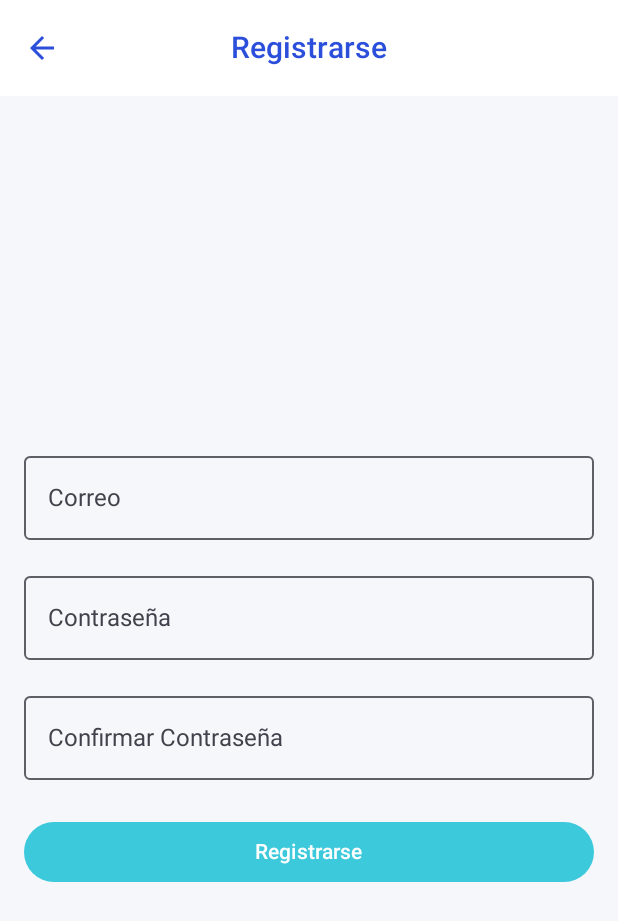
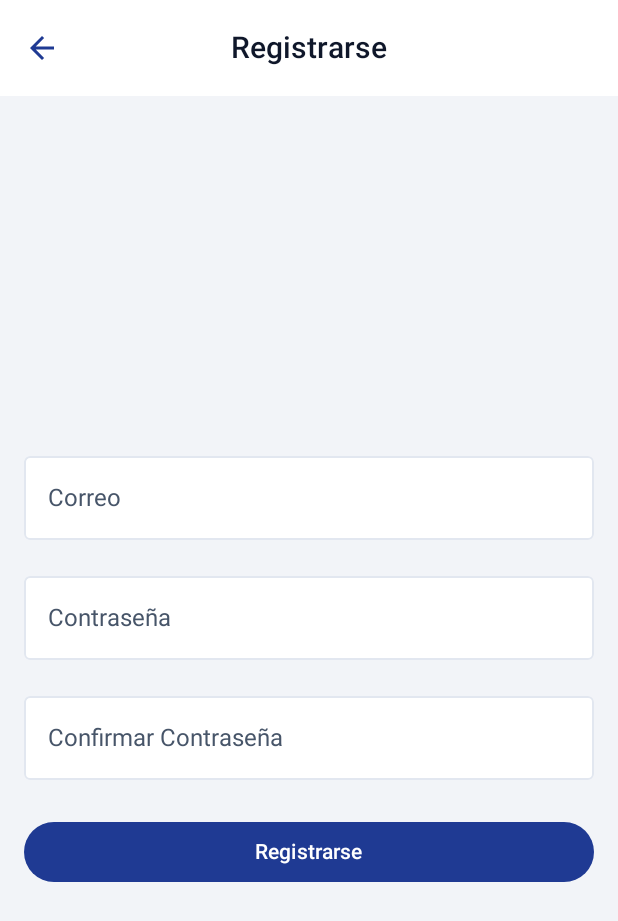
Before and after one commit to MrMenth0l/Domingazo, an Android app built with Jetpack Compose: the screen it shows after launch (MainActivity), after a tap on "¿No tienes cuenta? Regístrate", on a phone screen of 412 x 824 dp. Shown: the top 921 px of the screen. Run offline under Robolectric (Android 15) with nearby library versions, the phone set to English and light mode, and no system bars; our stand-ins replace Firebase (no records; nobody signed in at launch, a user with empty details on screens opened directly); 1 other tap on this screen came first.

Commit message:
Arreglos leves

```diff
--- a/app/src/main/java/com/example/proyecto1_plataformasmoviles_domingazo/ui/login/LoginScreen.kt
+++ b/app/src/main/java/com/example/proyecto1_plataformasmoviles_domingazo/ui/login/LoginScreen.kt
@@ -5,12 +5,9 @@ import androidx.compose.material3.*
 import androidx.compose.runtime.*
 import androidx.compose.ui.Alignment
 import androidx.compose.ui.Modifier
-import androidx.compose.ui.graphics.Color
 import androidx.compose.ui.text.input.PasswordVisualTransformation
 import androidx.compose.ui.unit.dp
 import androidx.navigation.NavController
-import com.example.proyecto1_plataformasmoviles_domingazo.ui.theme.AquaAccent
-import com.example.proyecto1_plataformasmoviles_domingazo.ui.theme.IndigoPrimary
 import com.google.firebase.auth.FirebaseAuth
 import kotlinx.coroutines.launch
 import kotlinx.coroutines.tasks.await
@@ -30,12 +27,26 @@ fun LoginScreen(
     val scope = rememberCoroutineScope()
     val auth = FirebaseAuth.getInstance()
 
+    val colorScheme = MaterialTheme.colorScheme
+    val textFieldColors = OutlinedTextFieldDefaults.colors(
+        focusedBorderColor = colorScheme.primary,
+        unfocusedBorderColor = colorScheme.outline,
+        focusedLabelColor = colorScheme.primary,
+        unfocusedLabelColor = colorScheme.onSurfaceVariant,
+        cursorColor = colorScheme.secondary,
+        focusedContainerColor = colorScheme.surface,
+        unfocusedContainerColor = colorScheme.surface
+    )
+
     Scaffold(
-        containerColor = Color(0xFFF5F7FA),
+        containerColor = colorScheme.background,
         topBar = {
             CenterAlignedTopAppBar(
-                title = { Text("Iniciar Sesión", color = IndigoPrimary) },
-                colors = TopAppBarDefaults.centerAlignedTopAppBarColors(containerColor = Color.White)
+                title = { Text("Iniciar Sesión", color = colorScheme.onSurface) },
+                colors = TopAppBarDefaults.centerAlignedTopAppBarColors(
+                    containerColor = colorScheme.surface,
+                    titleContentColor = colorScheme.onSurface
+                )
             )
         }
     ) { padding ->
@@ -52,10 +63,7 @@ fun LoginScreen(
                 onValueChange = { email = it },
                 label = { Text("Correo") },
                 modifier = Modifier.fillMaxWidth(),
-                colors = OutlinedTextFieldDefaults.colors(
-                    focusedBorderColor = IndigoPrimary,
-                    cursorColor = AquaAccent
-                )
+                colors = textFieldColors
             )
 
             Spacer(Modifier.height(16.dp))
@@ -66,10 +74,7 @@ fun LoginScreen(
                 label = { Text("Contraseña") },
                 visualTransformation = PasswordVisualTransformation(),
                 modifier = Modifier.fillMaxWidth(),
-                colors = OutlinedTextFieldDefaults.colors(
-                    focusedBorderColor = IndigoPrimary,
-                    cursorColor = AquaAccent
-                )
+                colors = textFieldColors
             )
 
             Spacer(Modifier.height(24.dp))
@@ -104,19 +109,19 @@ fun LoginScreen(
                 },
                 enabled = !loading,
                 modifier = Modifier.fillMaxWidth(),
-                colors = ButtonDefaults.buttonColors(containerColor = AquaAccent)
+                colors = ButtonDefaults.buttonColors(containerColor = colorScheme.primary)
             ) {
                 if (loading) {
-                    CircularProgressIndicator(Modifier.size(16.dp), color = Color.White)
+                    CircularProgressIndicator(Modifier.size(16.dp), color = colorScheme.onPrimary)
                 } else {
-                    Text("Iniciar Sesión", color = Color.White)
+                    Text("Iniciar Sesión", color = colorScheme.onPrimary)
                 }
             }
 
             Spacer(Modifier.height(16.dp))
 
             TextButton(onClick = onRegisterClick) {
-                Text("¿No tienes cuenta? Regístrate", color = IndigoPrimary)
+                Text("¿No tienes cuenta? Regístrate", color = colorScheme.primary)
             }
         }
     }
--- a/app/src/main/java/com/example/proyecto1_plataformasmoviles_domingazo/ui/register/RegisterScreen.kt
+++ b/app/src/main/java/com/example/proyecto1_plataformasmoviles_domingazo/ui/register/RegisterScreen.kt
@@ -7,12 +7,9 @@ import androidx.compose.material3.*
 import androidx.compose.runtime.*
 import androidx.compose.ui.Alignment
 import androidx.compose.ui.Modifier
-import androidx.compose.ui.graphics.Color
 import androidx.compose.ui.text.input.PasswordVisualTransformation
 import androidx.compose.ui.unit.dp
 import androidx.navigation.NavController
-import com.example.proyecto1_plataformasmoviles_domingazo.ui.theme.AquaAccent
-import com.example.proyecto1_plataformasmoviles_domingazo.ui.theme.IndigoPrimary
 import com.google.firebase.auth.FirebaseAuth
 import com.google.firebase.firestore.FirebaseFirestore
 import kotlinx.coroutines.launch
@@ -35,17 +32,28 @@ fun RegisterScreen(
     val auth = FirebaseAuth.getInstance()
     val db = FirebaseFirestore.getInstance()
 
+    val colorScheme = MaterialTheme.colorScheme
+    val textFieldColors = OutlinedTextFieldDefaults.colors(
+        focusedBorderColor = colorScheme.primary,
+        unfocusedBorderColor = colorScheme.outline,
+        focusedLabelColor = colorScheme.primary,
+        unfocusedLabelColor = colorScheme.onSurfaceVariant,
+        cursorColor = colorScheme.secondary,
+        focusedContainerColor = colorScheme.surface,
+        unfocusedContainerColor = colorScheme.surface
+    )
+
     Scaffold(
-        containerColor = Color(0xFFF5F7FA),
+        containerColor = colorScheme.background,
         topBar = {
             CenterAlignedTopAppBar(
-                title = { Text("Registrarse", color = IndigoPrimary) },
+                title = { Text("Registrarse", color = colorScheme.onSurface) },
                 navigationIcon = {
                     IconButton(onClick = onBackToLogin) {
-                        Icon(Icons.Filled.ArrowBack, "Volver", tint = IndigoPrimary)  // ← Icons.Filled
+                        Icon(Icons.Filled.ArrowBack, "Volver", tint = colorScheme.primary)  // ← Icons.Filled
                     }
                 },
-                colors = TopAppBarDefaults.centerAlignedTopAppBarColors(containerColor = Color.White)
+                colors = TopAppBarDefaults.centerAlignedTopAppBarColors(containerColor = colorScheme.surface)
             )
         }
     ) { padding ->
@@ -62,10 +70,7 @@ fun RegisterScreen(
                 onValueChange = { email = it },
                 label = { Text("Correo") },
                 modifier = Modifier.fillMaxWidth(),
-                colors = OutlinedTextFieldDefaults.colors(
-                    focusedBorderColor = IndigoPrimary,
-                    cursorColor = AquaAccent
-                )
+                colors = textFieldColors
             )
 
             Spacer(Modifier.height(16.dp))
@@ -76,10 +81,7 @@ fun RegisterScreen(
                 label = { Text("Contraseña") },
                 visualTransformation = PasswordVisualTransformation(),
                 modifier = Modifier.fillMaxWidth(),
-                colors = OutlinedTextFieldDefaults.colors(
-                    focusedBorderColor = IndigoPrimary,
-                    cursorColor = AquaAccent
-                )
+                colors = textFieldColors
             )
 
             Spacer(Modifier.height(16.dp))
@@ -90,10 +92,7 @@ fun RegisterScreen(
                 label = { Text("Confirmar Contraseña") },
                 visualTransformation = PasswordVisualTransformation(),
                 modifier = Modifier.fillMaxWidth(),
-                colors = OutlinedTextFieldDefaults.colors(
-                    focusedBorderColor = IndigoPrimary,
-                    cursorColor = AquaAccent
-                )
+                colors = textFieldColors
             )
 
             Spacer(Modifier.height(24.dp))
@@ -126,12 +125,12 @@ fun RegisterScreen(
                 },
                 enabled = !loading,
                 modifier = Modifier.fillMaxWidth(),
-                colors = ButtonDefaults.buttonColors(containerColor = AquaAccent)
+                colors = ButtonDefaults.buttonColors(containerColor = colorScheme.primary)
             ) {
                 if (loading) {
-                    CircularProgressIndicator(Modifier.size(16.dp), color = Color.White)
+                    CircularProgressIndicator(Modifier.size(16.dp), color = colorScheme.onPrimary)
                 } else {
-                    Text("Registrarse", color = Color.White)
+                    Text("Registrarse", color = colorScheme.onPrimary)
                 }
             }
         }
--- a/app/src/main/java/com/example/proyecto1_plataformasmoviles_domingazo/ui/theme/Color.kt
+++ b/app/src/main/java/com/example/proyecto1_plataformasmoviles_domingazo/ui/theme/Color.kt
@@ -2,11 +2,12 @@ package com.example.proyecto1_plataformasmoviles_domingazo.ui.theme
 
 import androidx.compose.ui.graphics.Color
 
-val IndigoPrimary = Color(0xFF2C4FDB)
-val IndigoSecondary = Color(0xFF445DF6)
-val AquaAccent = Color(0xFF3BC9DB)
-val AmberAccent = Color(0xFFFFB74D)
+val IndigoPrimary = Color(0xFF1F3A93)
+val IndigoSecondary = Color(0xFF162A6A)
+val AquaAccent = Color(0xFF1BB9A5)
+val AmberAccent = Color(0xFFFFC857)
 val ErrorRed = Color(0xFFFF6F60)
-val SurfaceGray = Color(0xFFF1F3F5)
-val DarkSurface = Color(0xFF1F1F28)
-val DarkOutline = Color(0xFF3D3D47)
+val SurfaceGray = Color(0xFFF2F4F8)
+val DarkSurface = Color(0xFF0F121A)
+val DarkOutline = Color(0xFF2B3040)
+val OutlineLight = Color(0xFFE2E7F0)
--- a/app/src/main/java/com/example/proyecto1_plataformasmoviles_domingazo/ui/theme/Theme.kt
+++ b/app/src/main/java/com/example/proyecto1_plataformasmoviles_domingazo/ui/theme/Theme.kt
@@ -1,9 +1,17 @@
 package com.example.proyecto1_plataformasmoviles_domingazo.ui.theme
 
-import android.os.Build
 import androidx.compose.foundation.isSystemInDarkTheme
-import androidx.compose.material3.*
-import androidx.compose.runtime.*
+import androidx.compose.material3.MaterialTheme
+import androidx.compose.material3.Typography
+import androidx.compose.material3.darkColorScheme
+import androidx.compose.material3.lightColorScheme
+import androidx.compose.runtime.Composable
+import androidx.compose.runtime.CompositionLocalProvider
+import androidx.compose.runtime.collectAsState
+import androidx.compose.runtime.getValue
+import androidx.compose.runtime.remember
+import androidx.compose.runtime.rememberCoroutineScope
+import androidx.compose.runtime.staticCompositionLocalOf
 import androidx.compose.ui.graphics.Color
 import androidx.compose.ui.platform.LocalContext
 import androidx.compose.ui.text.TextStyle
@@ -13,26 +21,38 @@ import kotlinx.coroutines.launch
 
 private val LightColorScheme = lightColorScheme(
     primary = IndigoPrimary,
+    onPrimary = Color.White,
     secondary = AquaAccent,
-    background = Color(0xFFF5F7FA),
+    onSecondary = Color.White,
+    tertiary = AmberAccent,
+    onTertiary = Color(0xFF5B3200),
+    background = SurfaceGray,
+    onBackground = Color(0xFF0F172A),
     surface = Color.White,
-    onPrimary = Color.White,
-    onSecondary = Color.White,
-    onBackground = Color(0xFF1C1B1F),
-    onSurface = Color(0xFF1C1B1F),
-    error = ErrorRed
+    onSurface = Color(0xFF0F172A),
+    surfaceVariant = SurfaceGray,
+    onSurfaceVariant = Color(0xFF475569),
+    outline = OutlineLight,
+    error = ErrorRed,
+    onError = Color.White
 )
 
 private val DarkColorScheme = darkColorScheme(
-    primary = IndigoSecondary,
-    secondary = AquaAccent,
-    background = Color(0xFF121212),
-    surface = DarkSurface,
+    primary = AquaAccent,
     onPrimary = Color.White,
+    secondary = IndigoSecondary,
     onSecondary = Color.White,
-    onBackground = Color.White,
-    onSurface = Color.White,
-    error = ErrorRed
+    tertiary = AmberAccent,
+    onTertiary = Color(0xFF2F2000),
+    background = DarkSurface,
+    onBackground = Color(0xFFE2E8F0),
+    surface = Color(0xFF161B27),
+    onSurface = Color(0xFFE2E8F0),
+    surfaceVariant = DarkOutline,
+    onSurfaceVariant = Color(0xFFD0D7E2),
+    outline = DarkOutline,
+    error = ErrorRed,
+    onError = Color.White
 )
 
 private val AppTypography = Typography(
@@ -53,13 +73,7 @@ fun Proyecto1PlataformasMovilesDomingazoTheme(
     // Leer tema guardado (se actualiza automáticamente)
     val savedDark by settingsRepo.isDarkMode.collectAsState(initial = systemDark)
 
-    // Color scheme según el tema
-    val colorScheme = when {
-        Build.VERSION.SDK_INT >= Build.VERSION_CODES.S -> {
-            if (savedDark) dynamicDarkColorScheme(context) else dynamicLightColorScheme(context)
-        }
-        else -> if (savedDark) DarkColorScheme else LightColorScheme
-    }
+    val colorScheme = if (savedDark) DarkColorScheme else LightColorScheme
 
     // Función para cambiar tema
     val toggleTheme: (Boolean) -> Unit = { enabled ->
```
Also changed, not shown: app/src/main/java/com/example/proyecto1_plataformasmoviles_domingazo/ui/home/HomeScreen.kt (+25 -17 lines), app/src/main/java/com/example/proyecto1_plataformasmoviles_domingazo/ui/itinerary/ImagePickerDialog.kt (+9 -11 lines), app/src/main/java/com/example/proyecto1_plataformasmoviles_domingazo/ui/itinerary/IntineraryFormScreen.kt (+32 -21 lines), app/src/main/java/com/example/proyecto1_plataformasmoviles_domingazo/ui/itinerary/ItineraryScreen.kt (+47 -52 lines), app/src/main/java/com/example/proyecto1_plataformasmoviles_domingazo/ui/navigation/NavGraph.kt (+52 -44 lines), app/src/main/java/com/example/proyecto1_plataformasmoviles_domingazo/ui/newitinerary/NewItineraryScreen.kt (+30 -37 lines), app/src/main/java/com/example/proyecto1_plataformasmoviles_domingazo/ui/settings/SettingsScreen.kt (+32 -22 lines).
